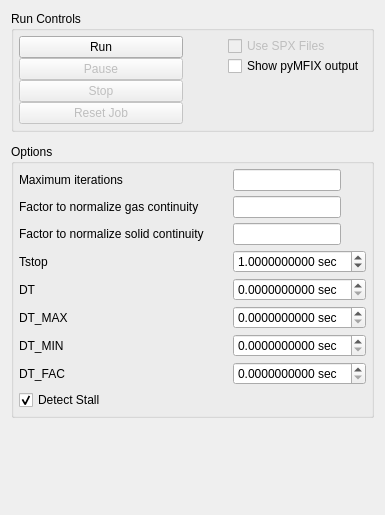
The window that gui/uifiles/run.ui (truongd8593/mfix) describes before a commit, drawn with Qt 5.
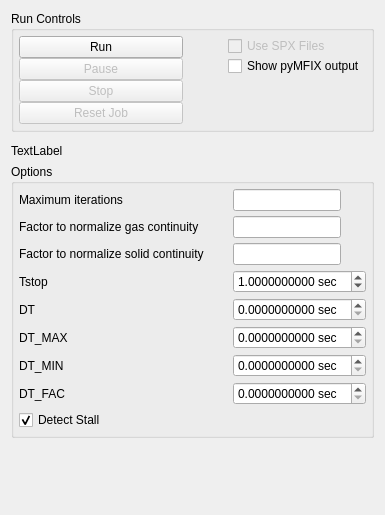
The same window after the commit. Custom widgets are drawn as their Qt base class.

Commit message: run pane/dialog experiment

What changed in the file:
```diff
--- a/gui/uifiles/run.ui
+++ b/gui/uifiles/run.ui
@@ -11,7 +11,7 @@
    </rect>
   </property>
   <layout class="QGridLayout" name="gridLayout">
-   <item row="8" column="0">
+   <item row="9" column="0">
     <widget class="QGroupBox" name="groupbox_run_options">
      <property name="title">
       <string>Options</string>
@@ -247,7 +247,7 @@
      </layout>
     </widget>
    </item>
-   <item row="12" column="0">
+   <item row="13" column="0">
     <spacer name="verticalSpacer_2">
      <property name="orientation">
       <enum>Qt::Vertical</enum>
@@ -503,6 +503,13 @@
      </property>
     </widget>
    </item>
+   <item row="8" column="0">
+    <widget class="QLabel" name="label_mfix_exes_warning">
+     <property name="text">
+      <string>TextLabel</string>
+     </property>
+    </widget>
+   </item>
   </layout>
  </widget>
  <customwidgets>
```
